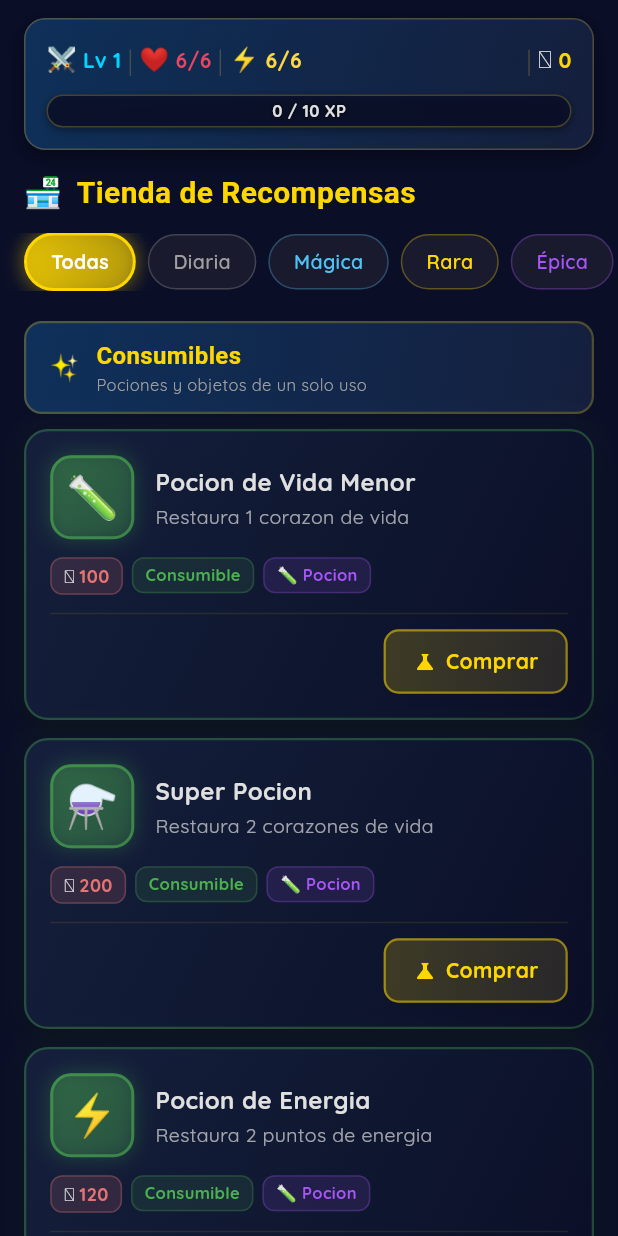
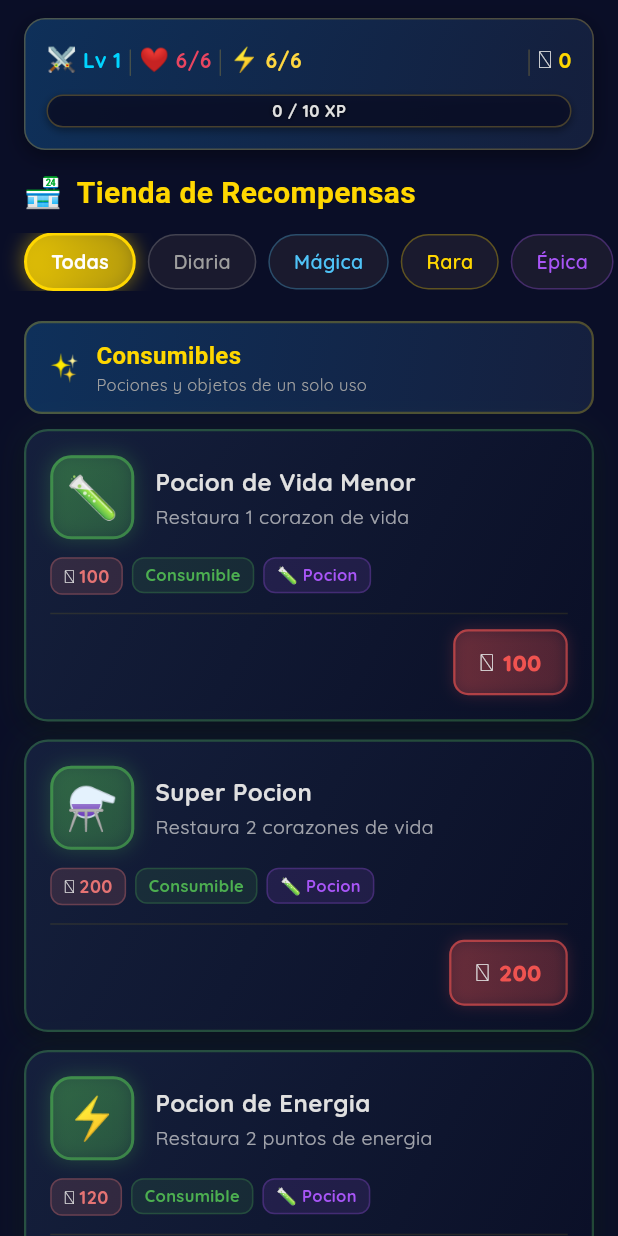
Before and after one commit to Galderolo/Heroina, a Flutter app: the ShopScreen widget shown alone on an empty page, opened directly, on a phone screen of 412 x 824 dp. Run offline on Flutter 3.47's test engine with Material 3 defaults, Android fonts, the phone set to English and light mode, and no system bars; our stand-ins replace confetti, get_it, google_fonts, image_picker, shared_preferences; accounts and stored records are empty.

Commit message:
fix: ui improvements: icon + gold

```diff
--- a/FlutterApp/heroesdelhogar/lib/presentation/screens/shop/shop_screen.dart
+++ b/FlutterApp/heroesdelhogar/lib/presentation/screens/shop/shop_screen.dart
@@ -1,3 +1,4 @@
+import 'package:flutter/gestures.dart';
 import 'package:flutter/material.dart';
 import 'package:google_fonts/google_fonts.dart';
 import 'package:provider/provider.dart';
@@ -73,8 +74,15 @@ class _ShopScreenState extends State<ShopScreen> {
           ),
           const SizedBox(height: 12),
 
-          // Filtros con scroll horizontal
-          SingleChildScrollView(
+          // Filtros con scroll horizontal (incluye drag con ratón en web)
+          ScrollConfiguration(
+            behavior: ScrollConfiguration.of(context).copyWith(
+              dragDevices: {
+                PointerDeviceKind.touch,
+                PointerDeviceKind.mouse,
+              },
+            ),
+            child: SingleChildScrollView(
               scrollDirection: Axis.horizontal,
               padding: const EdgeInsets.symmetric(horizontal: 16),
               physics: const BouncingScrollPhysics(),
@@ -93,10 +101,12 @@ class _ShopScreenState extends State<ShopScreen> {
                           label: cat.displayName,
                           selected: _selectedCategory == cat,
                           categoryColor: _rarityColor(cat),
-                        onTap: () => setState(() => _selectedCategory = cat),
+                          onTap: () =>
+                              setState(() => _selectedCategory = cat),
                         ),
                       )),
                 ],
+              ),
             ),
           ),
           const SizedBox(height: 12),
@@ -557,69 +567,120 @@ class _RewardCard extends StatelessWidget {
                 child: Row(
                   mainAxisAlignment: MainAxisAlignment.end,
                   children: [
-                    Material(
-                      color: Colors.transparent,
-                      child: InkWell(
+                    _BuyButton(
+                      locked: locked,
+                      onCooldown: cooldown.onCooldown,
+                      hoursRemaining: cooldown.hoursRemaining,
+                      minutesRemaining: cooldown.minutesRemaining,
+                      price: reward.price,
+                      canAfford: canAfford,
+                      requiredLevel: reward.requiredLevel,
                       onTap: isDisabled ? null : onPurchase,
-                        borderRadius: BorderRadius.circular(10),
-                        child: Container(
-                          padding: const EdgeInsets.symmetric(
-                              horizontal: 18, vertical: 10),
-                          decoration: BoxDecoration(
-                            gradient: isDisabled
-                                ? null
-                                : LinearGradient(
-                                    colors: [
-                                      AppColors.goldBright
-                                          .withValues(alpha: 0.2),
-                                      AppColors.gold.withValues(alpha: 0.15),
+                    ),
                   ],
-                                  ),
-                            color: isDisabled
-                                ? AppColors.surface.withValues(alpha: 0.5)
-                                : null,
-                            borderRadius: BorderRadius.circular(10),
-                            border: Border.all(
-                              color: isDisabled
-                                  ? Colors.grey.withValues(alpha: 0.3)
-                                  : AppColors.goldBright
-                                      .withValues(alpha: 0.5),
-                              width: 1.5,
-                            ),
-                          ),
-                          child: Row(
-                            mainAxisSize: MainAxisSize.min,
-                            children: [
-                              Icon(
-                                reward.isPotion
-                                    ? Icons.science
-                                    : Icons.shopping_cart,
-                                size: 16,
-                                color: isDisabled
-                                    ? AppColors.textSecondary
-                                    : AppColors.goldBright,
-                              ),
-                              const SizedBox(width: 6),
-                              Text(
-                                locked
-                                    ? 'Bloqueado'
-                                    : cooldown.onCooldown
-                                        ? 'En enfriamiento'
-                                        : 'Comprar',
-                                style: TextStyle(
-                                  color: isDisabled
-                                      ? AppColors.textSecondary
-                                      : AppColors.goldBright,
-                                  fontSize: 14,
-                                  fontWeight: FontWeight.w700,
                 ),
               ),
             ],
           ),
         ),
       ),
+    );
+  }
+}
+
+// === Buy Button ===
+class _BuyButton extends StatelessWidget {
+  final bool locked;
+  final bool onCooldown;
+  final int hoursRemaining;
+  final int minutesRemaining;
+  final int price;
+  final bool canAfford;
+  final int requiredLevel;
+  final VoidCallback? onTap;
+
+  const _BuyButton({
+    required this.locked,
+    required this.onCooldown,
+    required this.hoursRemaining,
+    required this.minutesRemaining,
+    required this.price,
+    required this.canAfford,
+    required this.requiredLevel,
+    required this.onTap,
+  });
+
+  @override
+  Widget build(BuildContext context) {
+    // Determinar estado y apariencia
+    final Color btnColor;
+    final String label;
+    final String emoji;
+
+    if (locked) {
+      btnColor = Colors.grey;
+      emoji = '\u{1F512}';
+      label = 'Lv $requiredLevel';
+    } else if (onCooldown) {
+      btnColor = Colors.orangeAccent;
+      emoji = '\u{23F3}';
+      label = '${hoursRemaining}h ${minutesRemaining}m';
+    } else if (!canAfford) {
+      btnColor = Colors.red.shade400;
+      emoji = '\u{1FA99}';
+      label = '$price';
+    } else {
+      btnColor = AppColors.goldBright;
+      emoji = '\u{1FA99}';
+      label = '$price';
+    }
+
+    final isDisabled = onTap == null;
+
+    return Material(
+      color: Colors.transparent,
+      child: InkWell(
+        onTap: onTap,
+        borderRadius: BorderRadius.circular(10),
+        child: AnimatedContainer(
+          duration: const Duration(milliseconds: 150),
+          padding: const EdgeInsets.symmetric(horizontal: 16, vertical: 9),
+          decoration: BoxDecoration(
+            gradient: isDisabled
+                ? null
+                : LinearGradient(
+                    colors: [
+                      btnColor.withValues(alpha: 0.25),
+                      btnColor.withValues(alpha: 0.12),
+                    ],
+                  ),
+            color: isDisabled ? AppColors.surface.withValues(alpha: 0.4) : null,
+            borderRadius: BorderRadius.circular(10),
+            border: Border.all(
+              color: btnColor.withValues(alpha: isDisabled ? 0.25 : 0.6),
+              width: 1.5,
+            ),
+            boxShadow: isDisabled
+                ? null
+                : [
+                    BoxShadow(
+                      color: btnColor.withValues(alpha: 0.2),
+                      blurRadius: 8,
                     ),
                   ],
+          ),
+          child: Row(
+            mainAxisSize: MainAxisSize.min,
+            children: [
+              Text(emoji, style: const TextStyle(fontSize: 16)),
+              const SizedBox(width: 6),
+              Text(
+                label,
+                style: TextStyle(
+                  color: btnColor.withValues(alpha: isDisabled ? 0.5 : 1.0),
+                  fontSize: 15,
+                  fontWeight: FontWeight.w900,
+                  letterSpacing: 0.5,
                 ),
               ),
             ],
```
Lines whose indentation alone changed are shown as unchanged.
